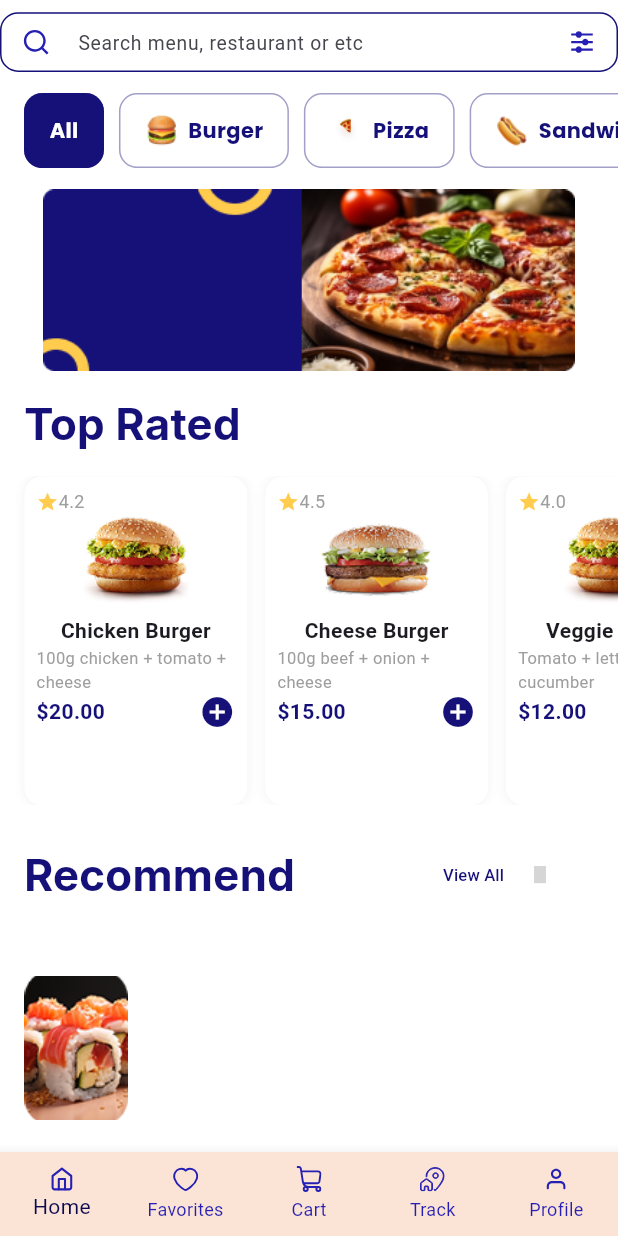
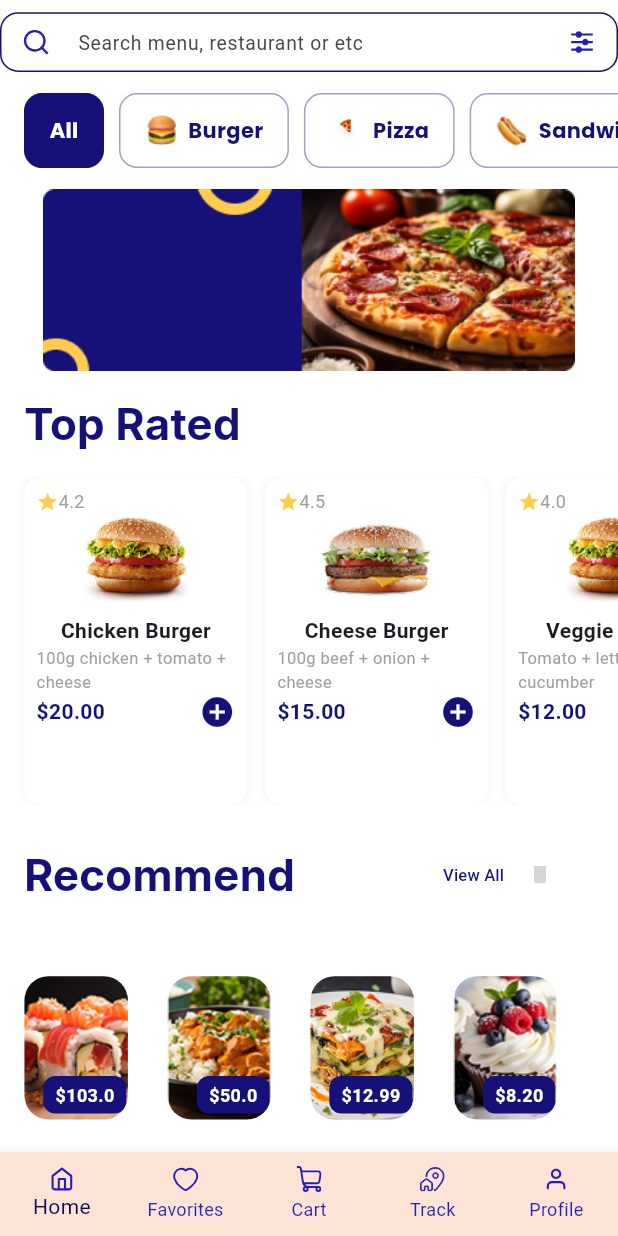
Before and after one commit to Mo3taz410/foodtek, a Flutter app: the screen it shows after launch, scrolled down 98 dp, on a phone screen of 412 x 824 dp. Run offline on Flutter 3.47's test engine with Material 3 defaults, Android fonts, the phone set to English and light mode, and no system bars; our stand-ins replace flutter_bloc, flutter_secure_storage, flutter_svg, lottie, shared_preferences, smooth_page_indicator and 1 more; grey boxes are pictures that could not be loaded.

Commit message:
last update 2 april with top rated food list done

```diff
--- a/lib/core/utils/app_image_strings.dart
+++ b/lib/core/utils/app_image_strings.dart
@@ -4,4 +4,13 @@ class AppImageStrings {
   static const String facebook = 'assets/images/facebook.png';
   static const String apple = 'assets/images/apple.png';
   static const String sushi = 'assets/images/sushi.png';
+  static const String lazania = 'assets/images/lazania.png';
+  static const String frame = 'assets/images/frame.png';
+  static const String cupcake = 'assets/images/cupcake.png';
+  static const String chickenAndRice = 'assets/images/chickenAndRice.png';
+  static const String cheeseBurger = 'assets/images/burger1.png';
+  static const String chickenBurger = 'assets/images/burger2.png';
+  static const String sandwich = 'assets/icons/food/sandwich.png';
+  static const String pizza = 'assets/icons/food/pizza.png';
+  static const String burgerIcon = 'assets/icons/food/burger.png';
 }
--- /dev/null
+++ b/lib/core/widgets/app_custom_image.dart
@@ -0,0 +1,51 @@
+import 'package:flutter/material.dart';
+
+import '../utils/app_colors.dart';
+import '../utils/responsive.dart';
+
+class AppCustomImage extends StatelessWidget {
+  final String imagePath;
+  final String tagText;
+
+  const AppCustomImage({
+    super.key,
+    required this.imagePath,
+    required this.tagText,
+  });
+
+  @override
+  Widget build(BuildContext context) {
+    return ClipRRect(
+      borderRadius: BorderRadius.circular(16),
+      child: Stack(
+        children: [
+          Image.asset(
+            imagePath,
+            width: responsiveWidth(context, 72),
+            height: responsiveHeight(context, 108),
+            fit: BoxFit.cover,
+          ),
+          Positioned(
+            bottom: 4,
+            right: 1,
+            child: Container(
+              padding: const EdgeInsets.symmetric(horizontal: 8, vertical: 4),
+              decoration: BoxDecoration(
+                color: AppColors.secondary,
+                borderRadius: BorderRadius.circular(8),
+              ),
+              child: Text(
+                tagText,
+                style: const TextStyle(
+                  color: Colors.white,
+                  fontWeight: FontWeight.bold,
+                  fontSize: 12,
+                ),
+              ),
+            ),
+          ),
+        ],
+      ),
+    );
+  }
+}
--- a/lib/features/app/views/screens/home_screen.dart
+++ b/lib/features/app/views/screens/home_screen.dart
@@ -5,6 +5,7 @@ import 'package:foodtek/core/utils/app_icon_strings.dart';
 import 'package:foodtek/core/utils/app_image_strings.dart';
 import 'package:foodtek/core/utils/responsive.dart';
 import 'package:foodtek/core/widgets/app_custom_header.dart';
+import 'package:foodtek/core/widgets/app_custom_image.dart';
 import 'package:foodtek/core/widgets/app_search_bar.dart';
 import 'package:foodtek/core/utils/app_text_styles.dart';
 import 'package:foodtek/core/widgets/app_svg_icons.dart';
@@ -13,9 +14,9 @@ import '../../../../top_rated_food_list.dart';
 
 final List<Map<String, String>> categories = [
   {'image': '', 'label': 'All'},
-  {'image': 'assets/icons/food/burger.png', 'label': 'Burger'},
-  {'image': 'assets/icons/food/pizza.png', 'label': 'Pizza'},
-  {'image': 'assets/icons/food/sandwich.png', 'label': 'Sandwich'},
+  {'image': AppImageStrings.burgerIcon, 'label': 'Burger'},
+  {'image': AppImageStrings.pizza, 'label': 'Pizza'},
+  {'image': AppImageStrings.sandwich, 'label': 'Sandwich'},
 ];
 
 class HomeScreen extends StatefulWidget {
@@ -110,7 +111,7 @@ class _HomeScreenState extends State<HomeScreen> {
     return Padding(
       padding: const EdgeInsets.symmetric(horizontal: 16),
       child: Image.asset(
-        'assets/images/frame.png',
+        AppImageStrings.frame,
         width: responsiveWidth(context, 370),
         height: responsiveHeight(context, 137),
         fit: BoxFit.fill,
@@ -240,15 +241,16 @@ class _HomeScreenState extends State<HomeScreen> {
       child: SizedBox(
           height: responsiveHeight(context, 157),
           child: Row(
+            spacing: responsiveWidth(context, 27.5),
             children: [
-              SizedBox(
-                width: responsiveWidth(context, 72),
-                height: responsiveHeight(context, 108),
-                child: Image.asset(
-                  AppImageStrings.sushi,
-                  fit: BoxFit.cover,
-                ),
-              ),
+              AppCustomImage(
+                  imagePath: AppImageStrings.sushi, tagText: '\$103.0'),
+              AppCustomImage(
+                  imagePath: AppImageStrings.chickenAndRice, tagText: '\$50.0'),
+              AppCustomImage(
+                  imagePath: AppImageStrings.lazania, tagText: '\$12.99'),
+              AppCustomImage(
+                  imagePath: AppImageStrings.cupcake, tagText: '\$8.20'),
             ],
           )),
     );
--- a/lib/l10n/app_localizations_ar.dart
+++ b/lib/l10n/app_localizations_ar.dart
@@ -1,5 +1,3 @@
-// ignore: unused_import
-import 'package:intl/intl.dart' as intl;
 import 'app_localizations.dart';
 
 // ignore_for_file: type=lint
--- a/lib/l10n/app_localizations_en.dart
+++ b/lib/l10n/app_localizations_en.dart
@@ -1,5 +1,3 @@
-// ignore: unused_import
-import 'package:intl/intl.dart' as intl;
 import 'app_localizations.dart';
 
 // ignore_for_file: type=lint
```
Also changed, not shown: assets/images/chickenAndRice.png (renamed from assets/images/chikenAndRice.png).
